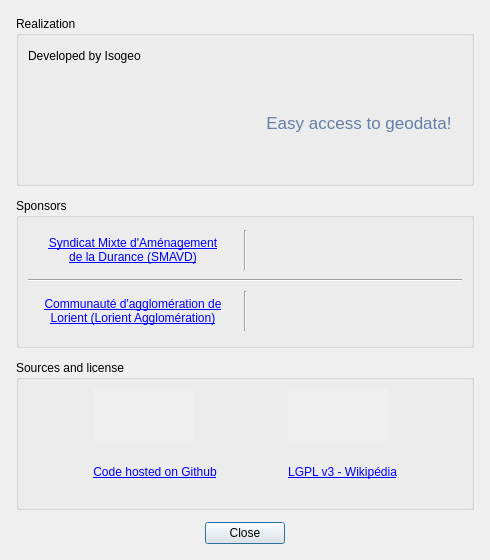
Before: the Qt Designer form ui/credits/ui_credits.ui in isogeo/isogeo-plugin-qgis, drawn with Qt 5.
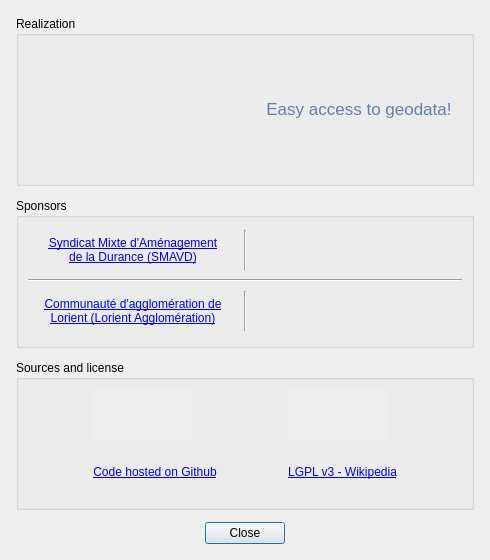
After: the same form once the commit is applied. Icons and pictures are not drawn.

Commit message: update ui before release

Patch:
```diff
--- a/ui/credits/ui_credits.ui
+++ b/ui/credits/ui_credits.ui
@@ -70,16 +70,6 @@
         <bool>true</bool>
        </property>
        <layout class="QVBoxLayout" name="verticalLayout_7">
-        <item>
-         <widget class="QLabel" name="lbl_development">
-          <property name="text">
-           <string>Developed by Isogeo</string>
-          </property>
-          <property name="wordWrap">
-           <bool>true</bool>
-          </property>
-         </widget>
-        </item>
         <item>
          <layout class="QHBoxLayout" name="horizontalLayout_4">
           <item>
@@ -384,7 +374,7 @@
           <item column="2" row="1">
            <widget class="QLabel" name="lbl_license_logo_gpl3">
             <property name="text">
-             <string notr="true">&lt;html&gt;&lt;head/&gt;&lt;body&gt;&lt;p&gt;&lt;a href="https://en.wikipedia.org/wiki/GNU_Lesser_General_Public_License"&gt;&lt;span style=" text-decoration: underline; color:#0000ff;"&gt;LGPL v3 - Wikipédia&lt;/span&gt;&lt;/a&gt;&lt;/p&gt;&lt;/body&gt;&lt;/html&gt;</string>
+             <string notr="true">&lt;html&gt;&lt;head/&gt;&lt;body&gt;&lt;p&gt;&lt;a href="https://en.wikipedia.org/wiki/GNU_Lesser_General_Public_License"&gt;&lt;span style=" text-decoration: underline; color:#0000ff;"&gt;LGPL v3 - Wikipedia&lt;/span&gt;&lt;/a&gt;&lt;/p&gt;&lt;/body&gt;&lt;/html&gt;</string>
             </property>
             <property name="scaledContents">
              <bool>true</bool>
```
The commit also changes 3 other files.
